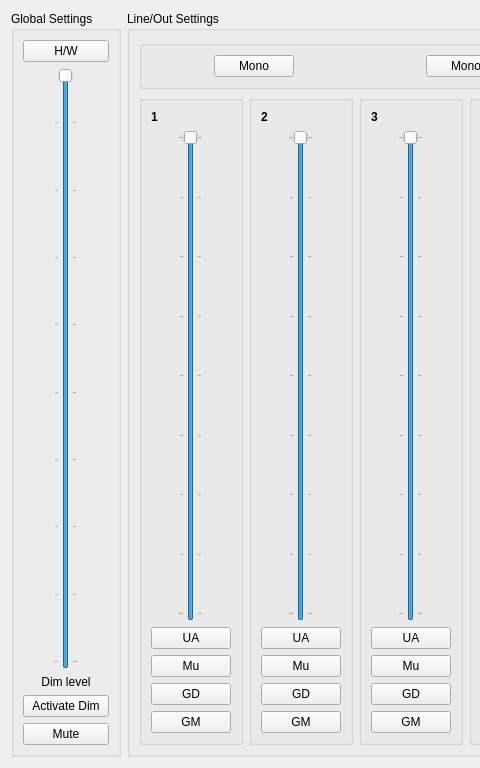
This is support/mixer-qt4/ffado/mixer/Saffire_Pro24_monitoring.ui in ojsl1/libffado as Qt 5 draws it before an edit; both pictures show x 0 to 480 and y 0 to 768 of the 996 by 768 pixel window. The edited form follows.
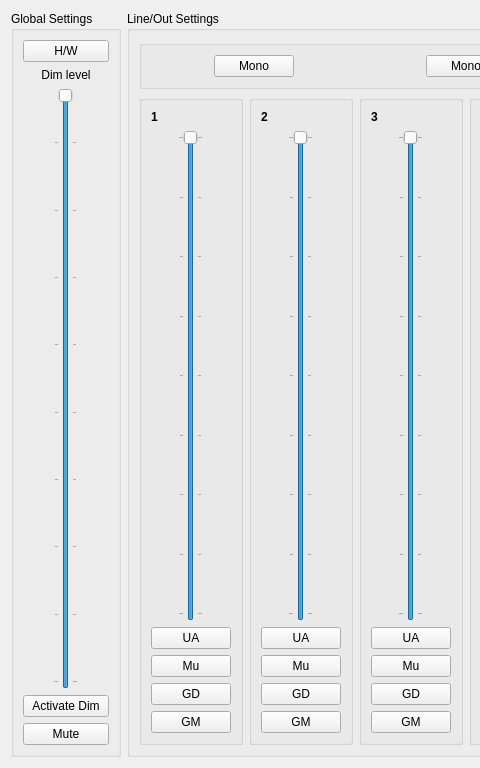
This is the edited form.

Commit message: Saffire Pro24 monitoring: minor positioning correction of 'Dim level' label.

Patch:
```diff
--- a/support/mixer-qt4/ffado/mixer/Saffire_Pro24_monitoring.ui
+++ b/support/mixer-qt4/ffado/mixer/Saffire_Pro24_monitoring.ui
@@ -6,7 +6,7 @@
    <rect>
     <x>0</x>
     <y>0</y>
-    <width>965</width>
+    <width>969</width>
     <height>768</height>
    </rect>
   </property>
@@ -41,6 +41,16 @@
           </property>
          </widget>
         </item>
+        <item>
+         <widget class="QLabel" name="GlobalSetLabel">
+          <property name="text">
+           <string>Dim level</string>
+          </property>
+          <property name="alignment">
+           <set>Qt::AlignCenter</set>
+          </property>
+         </widget>
+        </item>
         <item>
          <layout class="QHBoxLayout" name="horizontalLayout_6">
           <item>
@@ -67,16 +77,6 @@
           </item>
          </layout>
         </item>
-        <item>
-         <widget class="QLabel" name="GlobalSetLabel">
-          <property name="text">
-           <string>Dim level</string>
-          </property>
-          <property name="alignment">
-           <set>Qt::AlignCenter</set>
-          </property>
-         </widget>
-        </item>
         <item>
          <widget class="QPushButton" name="GlobalDim">
           <property name="whatsThis">
```
Left out of the diff: 18 changed lines with no effect on the pictures.
